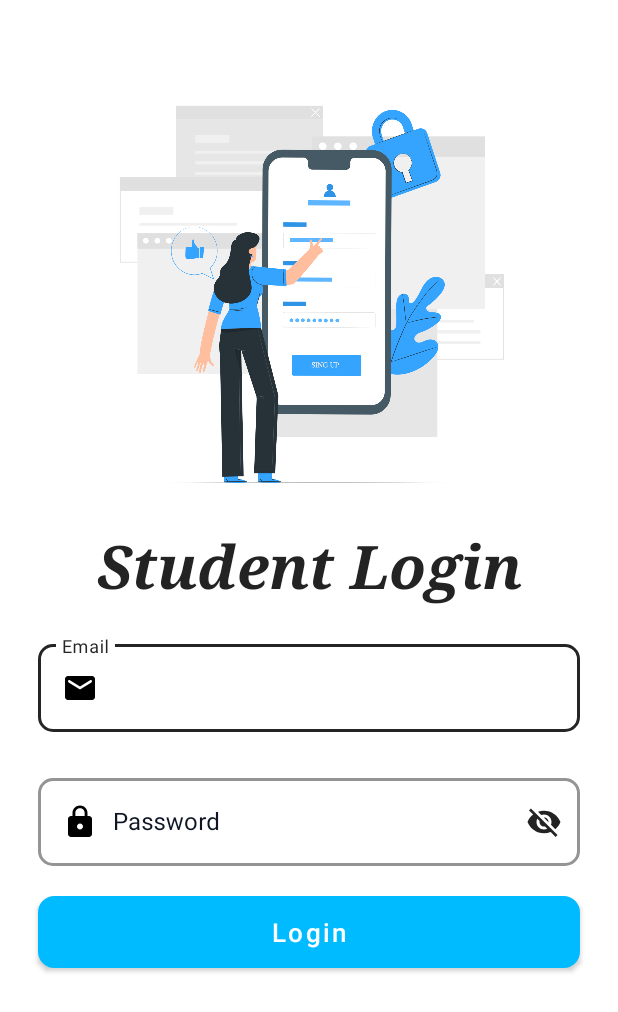
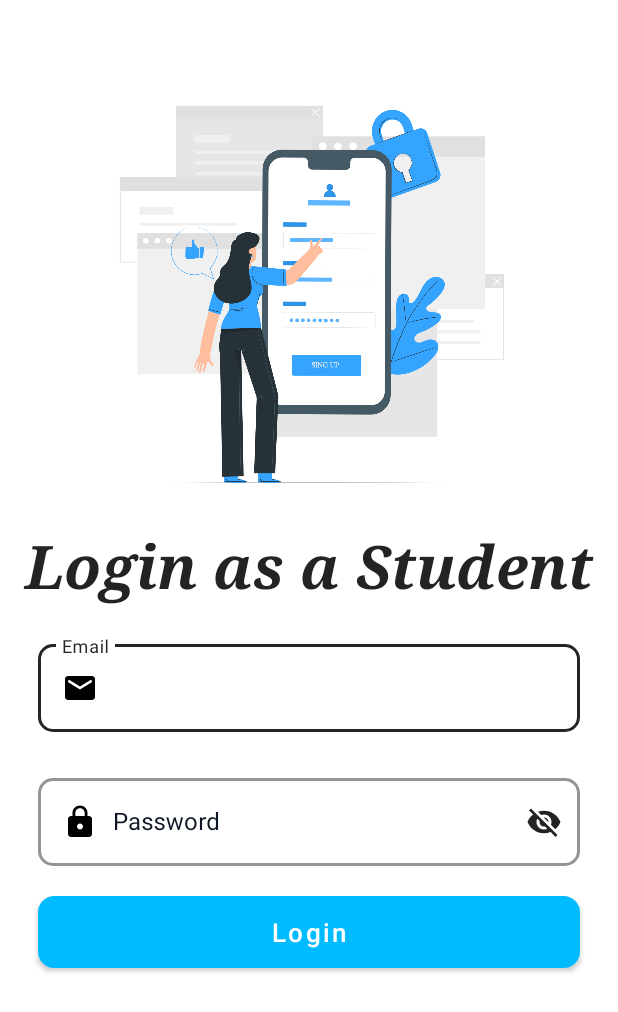
Before and after one commit to sanjueranga/Labmate, an Android app built with Jetpack Compose: the LoginStudentActivity screen opened directly, with no data from a screen before it, on a phone screen of 412 x 824 dp. Shown: the top 1012 px of the screen. Run offline under Robolectric (Android 15) with nearby library versions, the phone set to English and light mode, and no system bars; our stand-ins replace Firebase (no records; nobody signed in at launch, a user with empty details on screens opened directly).

Commit message:
init by viduz

```diff
--- a/app/src/main/java/com/example/labmate/LoginStudentActivity.java
+++ b/app/src/main/java/com/example/labmate/LoginStudentActivity.java
@@ -35,7 +35,6 @@ public class LoginStudentActivity extends AppCompatActivity implements TextWatch
     private DatabaseReference studentsRef;
     private String enrollmentNo;
 
-
     @Override
     protected void onCreate(Bundle savedInstanceState) {
         super.onCreate(savedInstanceState);
@@ -43,7 +42,6 @@ public class LoginStudentActivity extends AppCompatActivity implements TextWatch
 
         init();
     }
-
 
     private void init() {
         Button loginButton = findViewById(R.id.btn_login);
--- a/app/src/main/res/layout/activity_login_student.xml
+++ b/app/src/main/res/layout/activity_login_student.xml
@@ -11,14 +11,15 @@
     <ImageView
         android:layout_width="wrap_content"
         android:layout_height="300dp"
+        android:layout_marginTop="50dp"
         android:src="@drawable/image_login_screen"
-        android:layout_marginTop="50dp"/>
+        app:srcCompat="@drawable/image_login_screen" />
 
     <TextView
         android:layout_width="match_parent"
         android:layout_height="wrap_content"
-        android:text="Student Login"
         android:fontFamily="serif"
+        android:text="Login as a Student"
         android:textAlignment="center"
         android:textColor="@color/main_500"
         android:textSize="40sp"
--- a/build.gradle
+++ b/build.gradle
@@ -4,6 +4,6 @@ buildscript {
     }
 }// Top-level build file where you can add configuration options common to all sub-projects/modules.
 plugins {
-id 'com.android.application' version '8.1.0' apply false
+id 'com.android.application' version '8.7.3' apply false
     id 'org.jetbrains.kotlin.android' version '1.8.10' apply false
 }
```
Also changed, not shown: gradle/wrapper/gradle-wrapper.properties, 3 other files.
